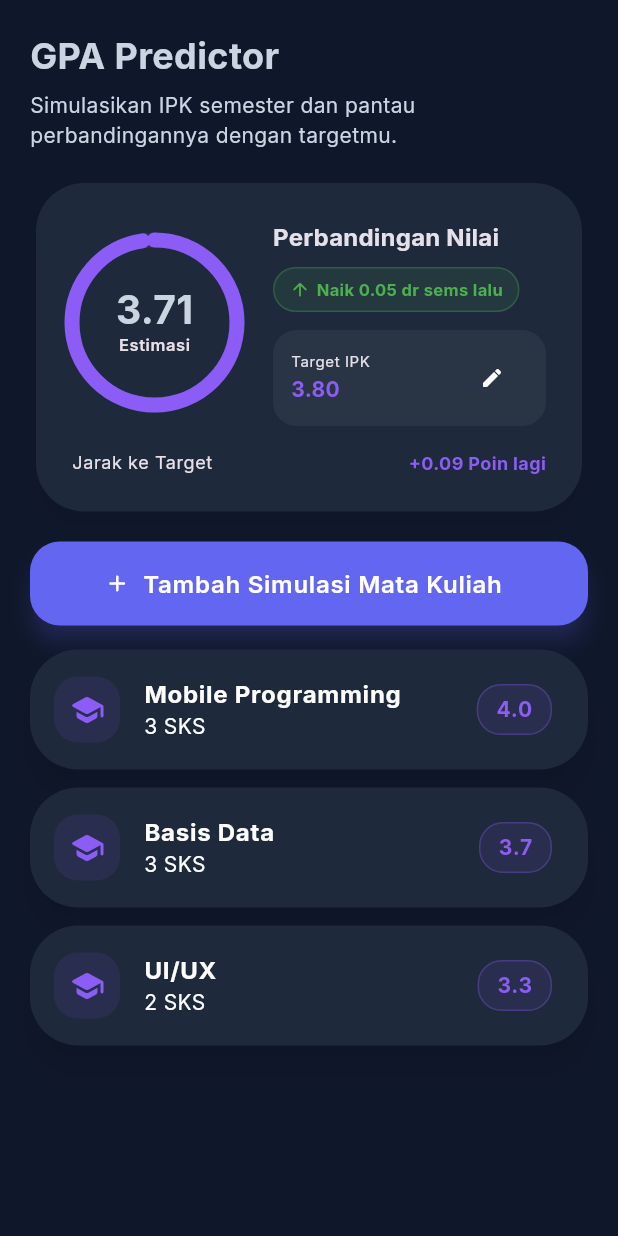
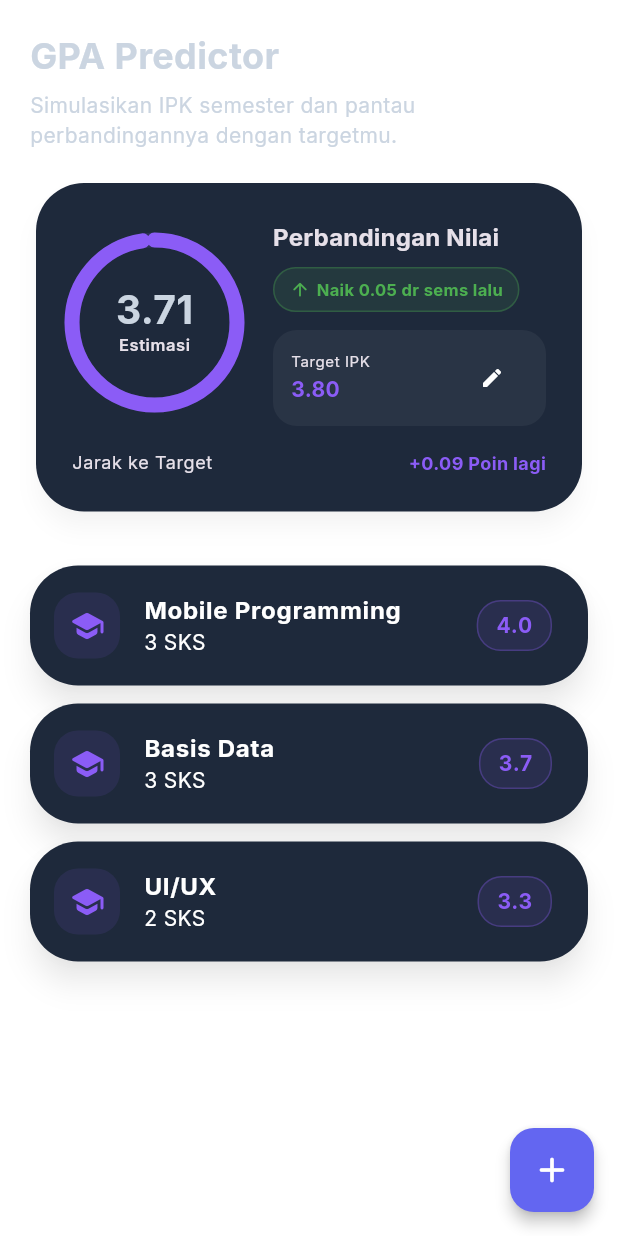
Before and after one commit to faiqurrohman/kampusgo_runner, a Flutter app: the GpaScreen screen opened directly, on a phone screen of 412 x 824 dp. Run offline on Flutter 3.47's test engine with Material 3 defaults, Android fonts, the phone set to English and light mode, and no system bars; our stand-ins replace flutter_secure_storage, google_fonts, google_sign_in, image_picker, local_auth; accounts and stored records are empty.

Commit message:
inkonsistensi FAB

```diff
--- a/lib/screens/gpa_screen.dart
+++ b/lib/screens/gpa_screen.dart
@@ -22,9 +22,17 @@ class _GpaScreenState extends State<GpaScreen> {
         final isUp = diff >= 0;
         final progressToTarget = data.targetGpa > 0 ? (currentGpa / data.targetGpa).clamp(0.0, 1.0) : 0.0;
 
-        return SafeArea(
-          child: ListView(
-            padding: const EdgeInsets.all(20),
+        return Scaffold(
+          backgroundColor: Colors.transparent,
+          floatingActionButton: FloatingActionButton(
+            onPressed: () => _showAdd(context),
+            backgroundColor: AppTheme.primary,
+            elevation: 4,
+            child: const Icon(Icons.add_rounded, color: Colors.white, size: 28),
+          ),
+          body: SafeArea(
+            child: ListView(
+              padding: const EdgeInsets.only(left: 20, right: 20, top: 20, bottom: 80),
             children: [
               const SectionTitle(
                 title: 'GPA Predictor',
@@ -226,12 +234,7 @@ class _GpaScreenState extends State<GpaScreen> {
                 ),
               ),
               const SizedBox(height: 16),
-              // Tombol Tambah Matkul
-              ElevatedButton.icon(
-                onPressed: () => _showAdd(context),
-                icon: const Icon(Icons.add_rounded),
-                label: const Text('Tambah Simulasi Mata Kuliah'),
-              ),
+              // Tombol Tambah dihapus, dipindah ke FAB
               const SizedBox(height: 16),
               // Daftar Matkul Simulasi
               ...data.gpaItems.map((e) {
@@ -290,9 +293,10 @@ class _GpaScreenState extends State<GpaScreen> {
               }),
             ],
           ),
-        );
-      },
-    );
+        ),
+      );
+    },
+  );
   }
 
   void _showEditTargetDialog(BuildContext context) {
```
Also changed, not shown: lib/screens/budget_screen.dart (+16 -12 lines), lib/screens/planner_screen.dart (+15 -17 lines), lib/screens/resource_screen.dart (+17 -8 lines).
